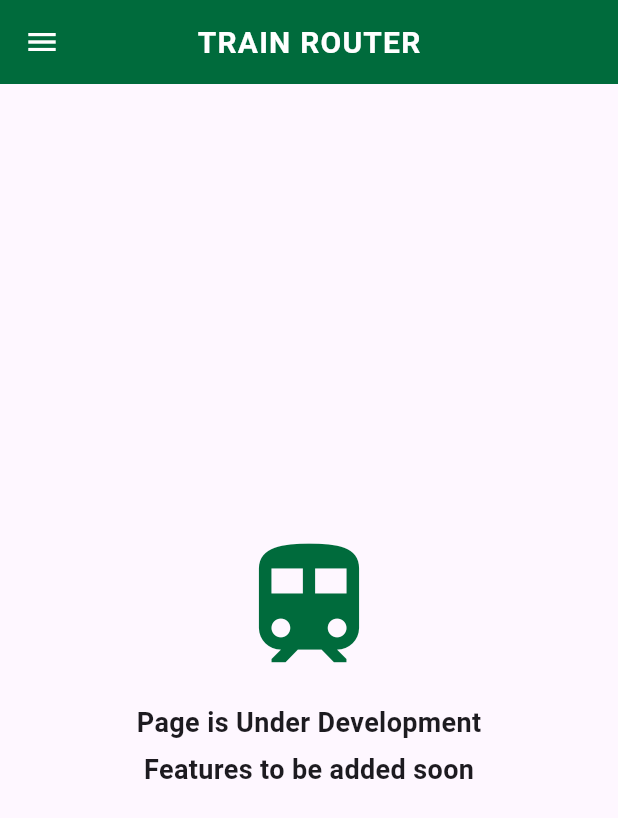
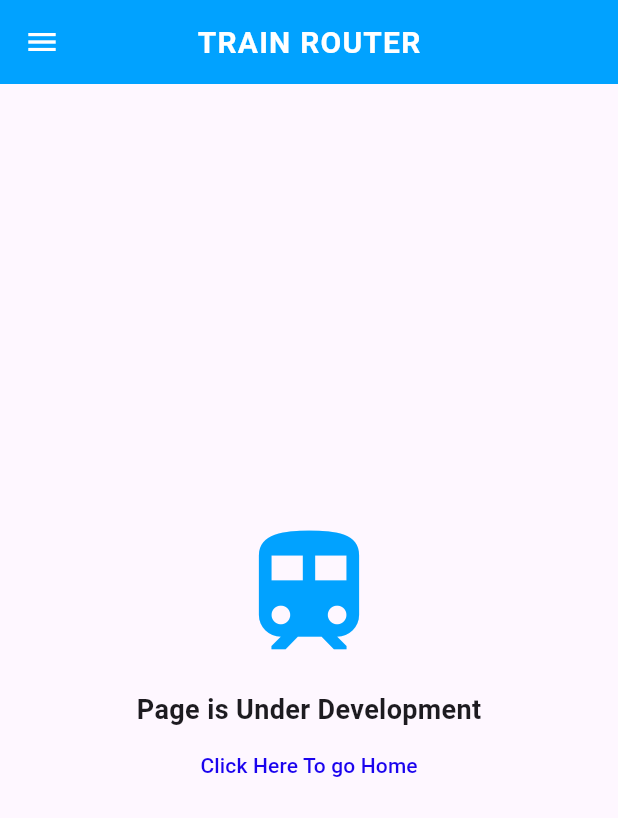
Before and after one commit to hasibcore/Train-Router, a Flutter app: the screen it shows after launch, on a phone screen of 412 x 824 dp. Shown: the top 818 px of the screen. Run offline on Flutter 3.47's test engine with Material 3 defaults, Android fonts, the phone set to English and light mode, and no system bars.

Commit message:
Fixed some issues, changed some colors and added a textbutton

```diff
--- a/lib/main.dart
+++ b/lib/main.dart
@@ -24,7 +24,7 @@ class TrainRouterHome extends StatelessWidget {
   Widget build(BuildContext context) {
     return Scaffold(
       appBar: AppBar(
-        backgroundColor: const Color(0xFF006B3C),
+        backgroundColor: const Color.fromARGB(255, 1, 162, 255),
         elevation: 0,
         centerTitle: true,
         leading: IconButton(
@@ -45,27 +45,34 @@ class TrainRouterHome extends StatelessWidget {
           ),
         ),
       ),
-      body: const Center(
+      body: Center(
         child: Column(mainAxisAlignment: MainAxisAlignment.center,
             children: [
               Icon(
                 Icons.train,
                 size: 100,
-                color: Color(0xFF006B3C),
+                color: Color.fromARGB(255, 1, 162, 255),
               ),
               SizedBox(height: 15),
               Text(
                 'Page is Under Development',
                 style: TextStyle(fontSize: 18, fontWeight: FontWeight.bold),
               ),
-              SizedBox(height: 5),
-              Text(
-                'Features to be added soon',
-                style: TextStyle(fontSize: 18, fontWeight: FontWeight.bold),
-              ),
+
+
+              TextButton(
+                style: ButtonStyle(
+                  foregroundColor: WidgetStatePropertyAll(const Color.fromARGB(255, 26, 3, 238)),
+                ),
+                onPressed: () {},
+                child: Text('Click Here To go Home'),
+              )
+
             ]
         ),
+
       ),
+
     );
   }
 }
```
Also changed, not shown: analysis_options.yaml (+9 -0 lines), pubspec.lock.
